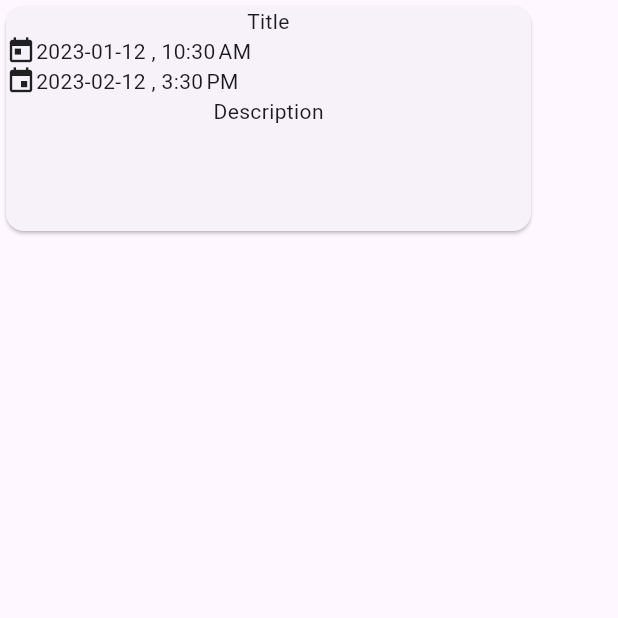
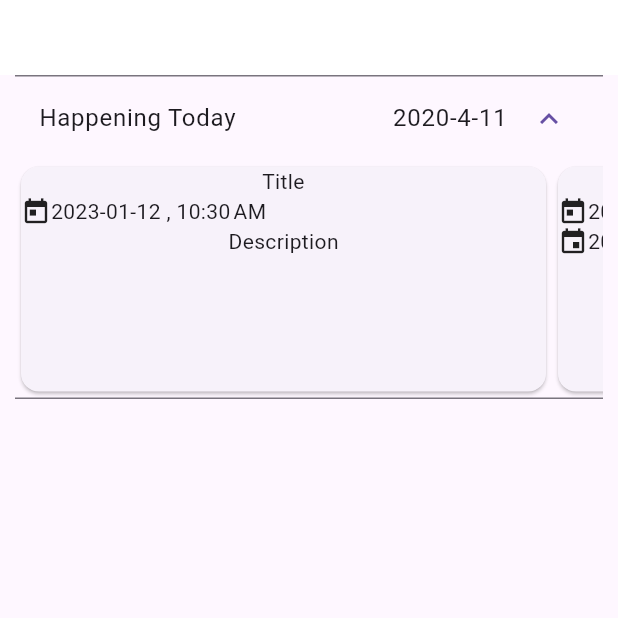
Before and after one commit to A-Sattari/Wander-Pal-Interface, a Flutter app: the screen it shows after launch, on a phone screen of 412 x 824 dp, the top half of it. Run offline on Flutter 3.47's test engine with Material 2 defaults, Android fonts, the phone set to English and light mode, and no system bars.

Commit message:
Create gatherings_highlight_list widget

```diff
--- /dev/null
+++ b/lib/presentation/gathering/gathering_page.dart
@@ -0,0 +1,18 @@
+import "package:flutter/material.dart";
+import "package:wander_pal/presentation/gathering/gatherings_highlight_list.dart";
+
+class GatheringPage extends StatefulWidget {
+  const GatheringPage({super.key});
+
+  @override
+  State<GatheringPage> createState() => _GatheringPageState();
+}
+
+class _GatheringPageState extends State<GatheringPage> {
+  @override
+  Widget build(BuildContext context) {
+    return Column(
+      children: <Widget>[GatheringsHighlightList()],
+    );
+  }
+}
--- /dev/null
+++ b/lib/presentation/gathering/gatherings_highlight_list.dart
@@ -0,0 +1,56 @@
+
+import "gathering_card.dart";
+import "package:flutter/material.dart";
+
+class GatheringsHighlightList extends StatefulWidget {
+  const GatheringsHighlightList({super.key});
+
+  @override
+  State<GatheringsHighlightList> createState() => _GatheringsHighlightListState();
+}
+
+class _GatheringsHighlightListState extends State<GatheringsHighlightList> {
+  @override
+  Widget build(BuildContext context) {
+    return Padding(
+      padding: const EdgeInsets.only(right: 10.0, left: 10.0),
+      child: ExpansionTile(
+        maintainState: true,
+        initiallyExpanded: true,
+        title: Row(
+          mainAxisAlignment: MainAxisAlignment.spaceBetween,
+          children: const [
+            Text(
+              "Happening Today",
+              textAlign: TextAlign.left,
+            ),
+            Text(
+              "2020-4-11",
+              textAlign: TextAlign.right,
+            ),
+          ],
+        ),
+        children: <Widget>[
+          SingleChildScrollView(
+            scrollDirection: Axis.horizontal,
+            child: Row(
+              children: <Widget>[
+                GatheringCard(
+                  "Title",
+                  "Description",
+                  DateTime(2023, 1, 12, 10, 30),
+                ),
+                GatheringCard(
+                  "Title",
+                  "Description",
+                  DateTime(2023, 1, 12, 10, 30),
+                  endDateTime: DateTime(2023, 2, 12, 15, 30),
+                ),
+              ],
+            ),
+          ),
+        ],
+      ),
+    );
+  }
+}
```
Also changed, not shown: lib/main.dart (+6 -67 lines), lib/models/gathering.dart (added), lib/presentation/gathering/gathering_card.dart (renamed from lib/widgets/gathering_card.dart).
